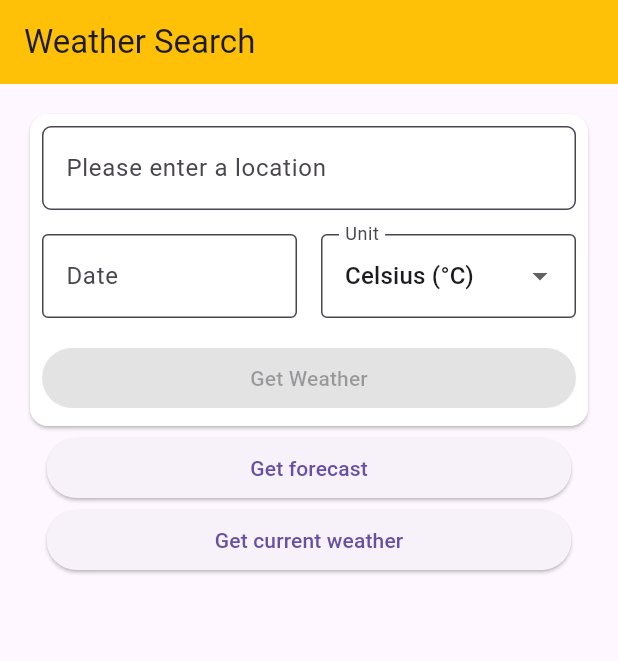
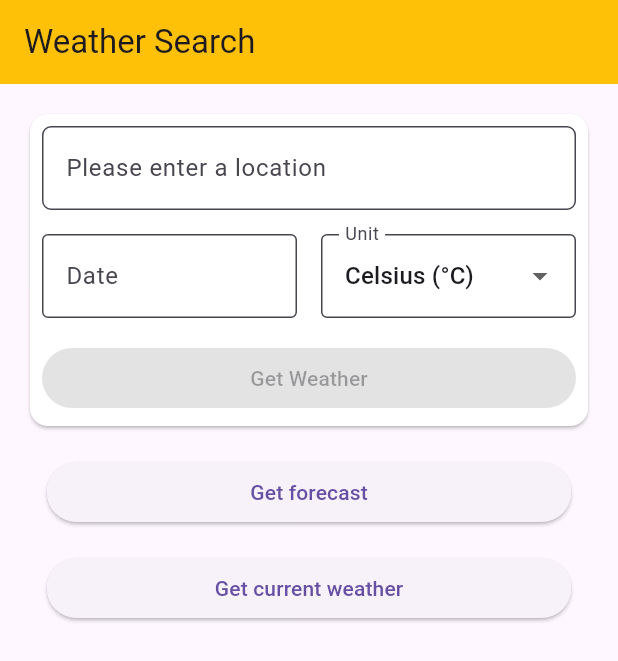
Before and after one commit to brakenseddik/weatherly, a Flutter app: the screen it shows after launch, on a phone screen of 412 x 824 dp. Shown: the top 661 px of the screen. Run offline on Flutter 3.47's test engine with Material 3 defaults, Android fonts, the phone set to English and light mode, and no system bars; drawn by our look-alikes of flutter_typeahead; our stand-ins replace dio.

Commit message:
chore: improve user example

```diff
--- a/example/lib/main.dart
+++ b/example/lib/main.dart
@@ -57,6 +57,12 @@ class _WeatherSearchPageState extends State<WeatherSearchPage> {
                   fontSize: 22,
                 ),
                 containerColor: Colors.grey[200],
+                onError: (WeatherlyError error) {
+                  print("onError: $error");
+                },
+              ),
+              const SizedBox(
+                height: 16,
               ),
               SizedBox(
                 width: 350,
@@ -67,6 +73,9 @@ class _WeatherSearchPageState extends State<WeatherSearchPage> {
                       print("weatherData: $weatherData");
                     },
                     child: const Text('Get forecast')),
+              ),
+              const SizedBox(
+                height: 16,
               ),
               SizedBox(
                 width: 350,
```
